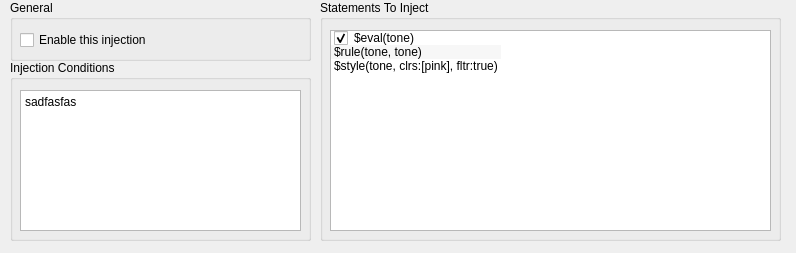
Above: src/gui/sr_injection_tab.ui from hgiesel/anki_set_randomizer before the change. Below: the same form after it.
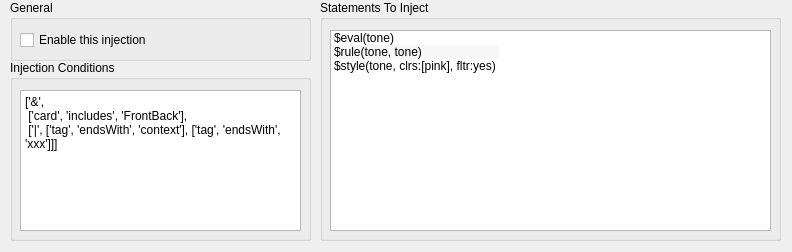
That is the form after the change.

Patch:
```diff
--- a/src/gui/sr_injection_tab.ui
+++ b/src/gui/sr_injection_tab.ui
@@ -6,8 +6,8 @@
    <rect>
     <x>0</x>
     <y>0</y>
-    <width>796</width>
-    <height>253</height>
+    <width>792</width>
+    <height>252</height>
    </rect>
   </property>
   <property name="windowTitle">
@@ -38,7 +38,9 @@
      </rect>
     </property>
     <property name="plainText">
-     <string>sadfasfas</string>
+     <string>['&amp;',
+ ['card', 'includes', 'FrontBack'],
+ ['|', ['tag', 'endsWith', 'context'], ['tag', 'endsWith', 'xxx']]]</string>
     </property>
    </widget>
   </widget>
@@ -97,12 +99,6 @@
      <property name="text">
       <string>$eval(tone)</string>
      </property>
-     <property name="checkState">
-      <enum>Checked</enum>
-     </property>
-     <property name="flags">
-      <set>ItemIsSelectable|ItemIsEditable|ItemIsDragEnabled|ItemIsDropEnabled|ItemIsUserCheckable|ItemIsEnabled</set>
-     </property>
     </item>
     <item>
      <property name="text">
@@ -114,13 +110,7 @@
     </item>
     <item>
      <property name="text">
-      <string>$style(tone, clrs:[pink], fltr:true)</string>
-     </property>
-     <property name="checkState">
-      <enum>Unchecked</enum>
-     </property>
-     <property name="flags">
-      <set>ItemIsSelectable|ItemIsEditable|ItemIsDragEnabled|ItemIsDropEnabled|ItemIsEnabled</set>
+      <string>$style(tone, clrs:[pink], fltr:yes)</string>
      </property>
     </item>
    </widget>
```
Left out of the diff: 4 changed lines with no effect on the pictures.
